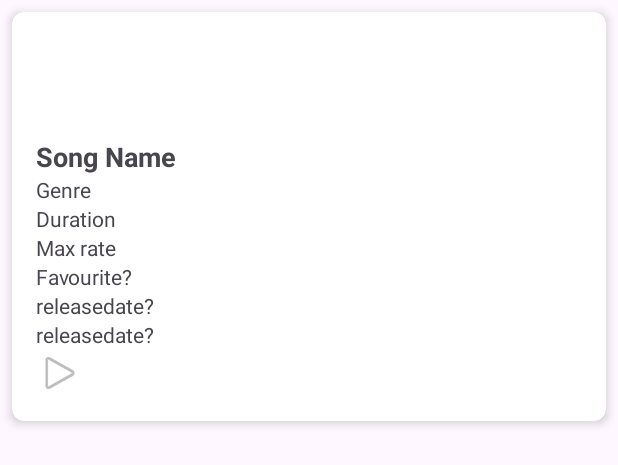
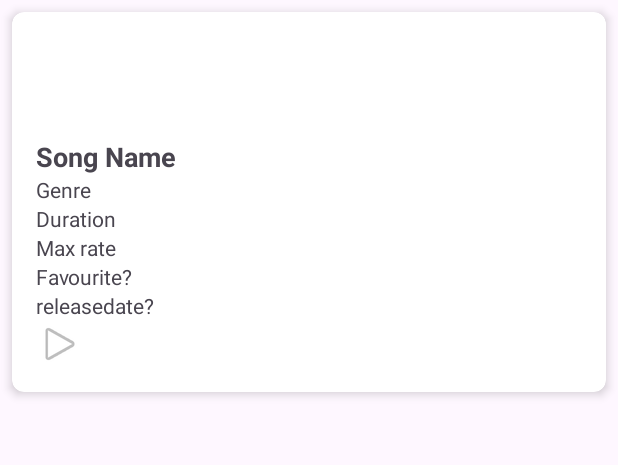
Before and after one commit to mikeecollins/MusicPlayer, an Android app: the layout card_music.xml on its own in the app's theme, with its tools: preview values and no code run, on a phone screen of 412 x 824 dp. Shown: the top 465 px of the screen. Run offline under Robolectric (Android 15) with nearby library versions, the phone set to English and light mode, and no system bars.

Commit message:
implemented an update for both artist and music
edited field duration from 800.0 to duration

duplicate release date on card - fixed

```diff
--- a/app/src/main/java/ie/setu/musicplayer/MusicActivity.kt
+++ b/app/src/main/java/ie/setu/musicplayer/MusicActivity.kt
@@ -53,7 +53,7 @@ class MusicActivity : AppCompatActivity() {
         }
 
 
-        // Edit mode
+
         if (intent.hasExtra("update_song")) {
             edit = true
             song = intent.extras?.getParcelable("update_song")!!
@@ -155,7 +155,7 @@ class MusicActivity : AppCompatActivity() {
             setResult(RESULT_OK)
             finish()
         } else {
-            Snackbar.make(binding.root, getString(R.string.artist_title), Snackbar.LENGTH_LONG).show()
+            Snackbar.make(binding.root, getString(R.string.songname), Snackbar.LENGTH_LONG).show()
         }
     }
 
--- a/app/src/main/res/layout/card_music.xml
+++ b/app/src/main/res/layout/card_music.xml
@@ -58,11 +58,6 @@
             android:layout_height="wrap_content"
             android:text="releasedate?"/>
 
-        <TextView
-            android:id="@+id/songid"
-            android:layout_width="wrap_content"
-            android:layout_height="wrap_content"
-            android:text="releasedate?"/>
 
         <ImageButton
             android:id="@+id/btnPlayAudio"
--- a/app/src/main/res/values/strings.xml
+++ b/app/src/main/res/values/strings.xml
@@ -13,7 +13,7 @@
     <string name="releasedate">ReleaseDate</string>
     <string name ="mp3_booting">Mp3Booting</string>
     <string name="button_addMusic">Add Music</string>
-    <string name="duration">800.0</string>
+    <string name="duration">duration of the song</string>
     <string name="menu_addSong">AddSong</string>
     <string name="saveSong">saveSong</string>
     <string name="playButton">playButton</string>
```
Also changed, not shown: app/src/main/java/models/ArtistJSONStore.kt (renamed from app/src/main/java/models/ArtistJSONSore.kt, +10 -2 lines), app/src/main/java/models/SongJSONStore.kt (+12 -2 lines).
